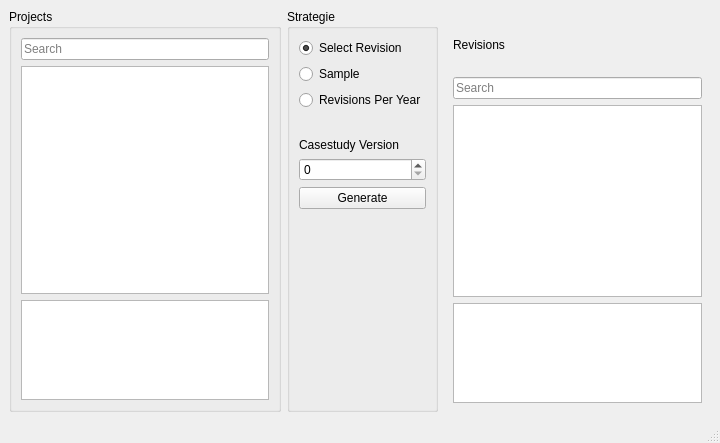
First picture: the form in uicomponents/CaseStudyGeneration.ui, repository se-sic/VaRA-Tool-Suite, before the edit.
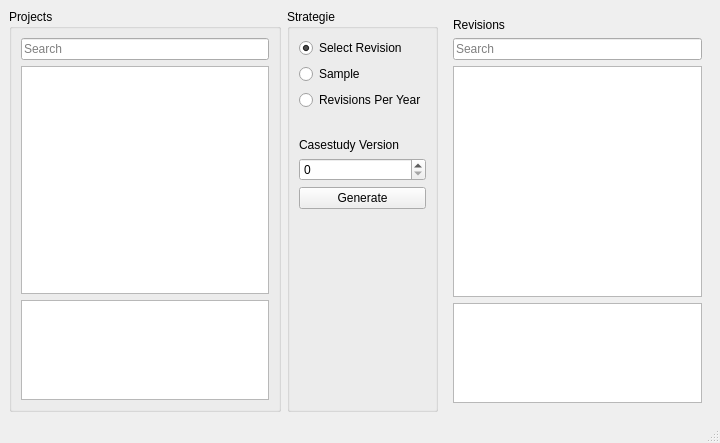
Second picture: the form after the edit. The open tabs and pages were chosen to show the change.

Commit message: fix layout of revision selection and adapt to the new commit_lookup_helper implementation

Diff of the .ui file:
```diff
--- a/uicomponents/CaseStudyGeneration.ui
+++ b/uicomponents/CaseStudyGeneration.ui
@@ -175,6 +175,12 @@
        <layout class="QVBoxLayout" name="verticalLayout_3">
         <item>
          <widget class="QLabel" name="revisions">
+          <property name="sizePolicy">
+           <sizepolicy hsizetype="Fixed" vsizetype="Fixed">
+            <horstretch>0</horstretch>
+            <verstretch>0</verstretch>
+           </sizepolicy>
+          </property>
           <property name="text">
            <string>Revisions</string>
           </property>
@@ -193,7 +199,7 @@
         <item>
          <widget class="QTableView" name="revision_list">
           <property name="sizePolicy">
-           <sizepolicy hsizetype="Expanding" vsizetype="Preferred">
+           <sizepolicy hsizetype="Expanding" vsizetype="Expanding">
             <horstretch>0</horstretch>
             <verstretch>0</verstretch>
            </sizepolicy>
```
Left out of the diff: 2 changed lines with no effect on the pictures. The commit also changes 2 other files.
